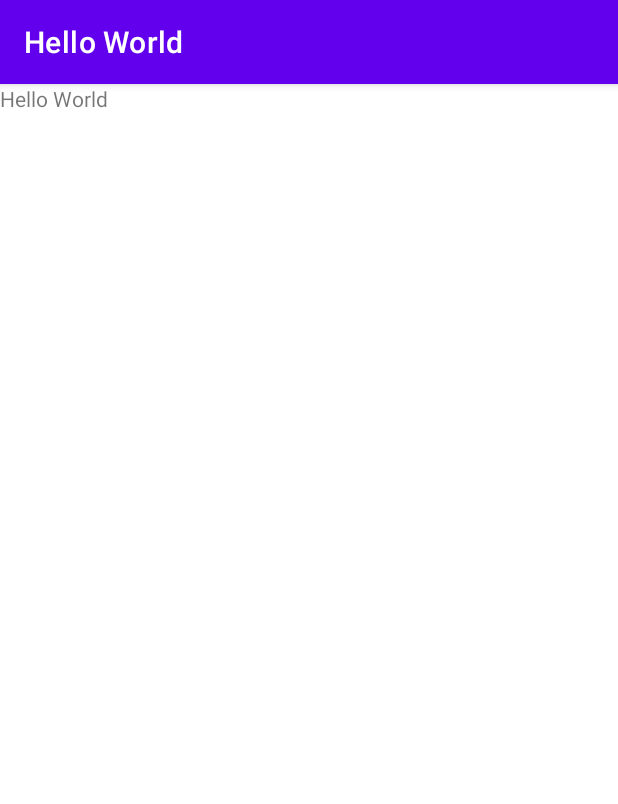
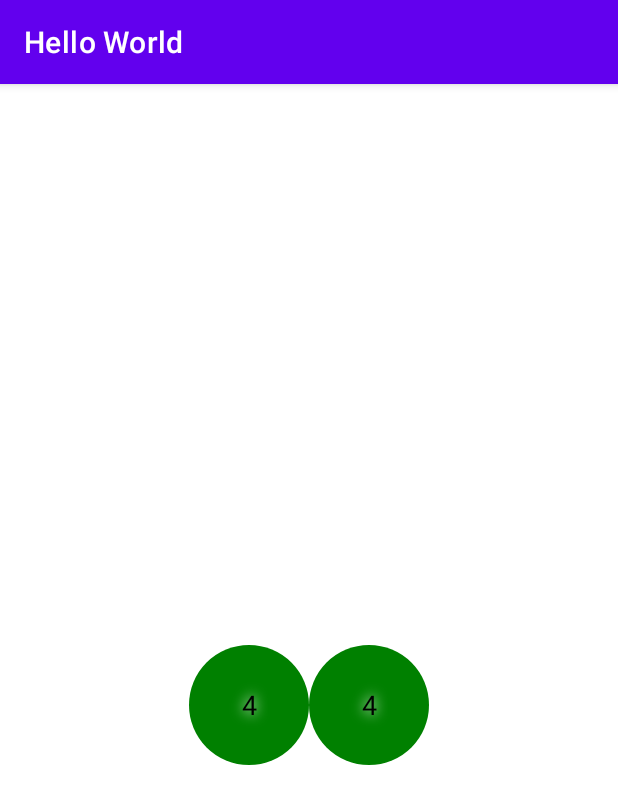
Before and after one commit to MateuszMatyska/androidHelloWorld, an Android app: the Details screen opened through its navigation route, on a phone screen of 412 x 824 dp. Shown: the top 804 px of the screen. Run offline under Robolectric (Android 15) with nearby library versions, the phone set to English and light mode, and no system bars; 4 statements that could not run were skipped.

```diff
--- a/app/build.gradle
+++ b/app/build.gradle
@@ -46,4 +46,7 @@ dependencies {
     testImplementation 'junit:junit:4.+'
     androidTestImplementation 'androidx.test.ext:junit:1.1.2'
     androidTestImplementation 'androidx.test.espresso:espresso-core:3.3.0'
+
+    implementation 'com.squareup.retrofit2:retrofit:2.7.2'
+    implementation 'com.squareup.retrofit2:converter-gson:2.7.2'
 }
--- a/app/src/main/AndroidManifest.xml
+++ b/app/src/main/AndroidManifest.xml
@@ -1,6 +1,8 @@
 <?xml version="1.0" encoding="utf-8"?>
 <manifest xmlns:android="http://schemas.android.com/apk/res/android"
     package="com.example.helloworld">
+
+    <uses-permission android:name="android.permission.INTERNET" />
 
     <application
         android:allowBackup="true"
--- /dev/null
+++ b/app/src/main/java/com/example/helloworld/ApiClient.java
@@ -0,0 +1,27 @@
+package com.example.helloworld;
+
+import retrofit2.Retrofit;
+import retrofit2.converter.gson.GsonConverterFactory;
+
+public class ApiClient {
+    private static ApiClient instance = null;
+    private ApiConnection myApi;
+
+    private ApiClient() {
+        Retrofit retrofit = new Retrofit.Builder().baseUrl(ApiConnection.BASE_URL)
+                .addConverterFactory(GsonConverterFactory.create())
+                .build();
+        myApi = retrofit.create(ApiConnection.class);
+    }
+
+    public static synchronized ApiClient getInstance() {
+        if (instance == null) {
+            instance = new ApiClient();
+        }
+        return instance;
+    }
+
+    public ApiConnection getMyApi() {
+        return myApi;
+    }
+}
--- /dev/null
+++ b/app/src/main/java/com/example/helloworld/ApiConnection.java
@@ -0,0 +1,17 @@
+package com.example.helloworld;
+
+import java.util.List;
+
+import retrofit2.Call;
+import retrofit2.http.GET;
+import retrofit2.http.Query;
+
+public interface ApiConnection {
+    String BASE_URL = "https://danepubliczne.imgw.pl/api/data/";
+
+    @GET("synop")
+    Call<List<City>> getCities();
+
+    @GET("synop/id")
+    Call<Weather> getWeather(@Query("id") int id);
+}
--- a/app/src/main/java/com/example/helloworld/CityAdapter.java
+++ b/app/src/main/java/com/example/helloworld/CityAdapter.java
@@ -36,6 +36,7 @@ public class CityAdapter extends ArrayAdapter<City> {
             public void onClick(View v) {
                 Bundle bundle = new Bundle();
                 bundle.putString("city", city.getName());
+                bundle.putString("id", String.valueOf(city.getId()));
                 Navigation.findNavController(v).navigate(R.id.nav_to_details,bundle);
             }
         });
--- a/app/src/main/java/com/example/helloworld/MyLocation.java
+++ b/app/src/main/java/com/example/helloworld/MyLocation.java
@@ -13,10 +13,18 @@ import android.view.View;
 import android.view.ViewGroup;
 import android.widget.ArrayAdapter;
 import android.widget.ListView;
+import android.widget.Toast;
 
 import com.google.android.material.floatingactionbutton.FloatingActionButton;
 
+import org.json.JSONObject;
+
 import java.util.ArrayList;
+import java.util.List;
+
+import retrofit2.Call;
+import retrofit2.Callback;
+import retrofit2.Response;
 
 /**
  * A simple {@link Fragment} subclass.
@@ -46,6 +54,9 @@ public class MyLocation extends Fragment {
     public View onCreateView(LayoutInflater inflater, ViewGroup container,
                              Bundle savedInstanceState) {
         View view = inflater.inflate(R.layout.fragment_my_location, container, false);
+        if(cities.isEmpty() == true){
+            fetchData(view);
+        }
         fillCityList(view);
         onFabButtonClick(view);
         return view;
@@ -53,9 +64,6 @@ public class MyLocation extends Fragment {
 
     private void fillCityList(View view) {
         ListView list = view.findViewById(R.id.CityList);
-
-        cities.add(new City("Krakow"));
-        cities.add(new City("Warszawa"));
 
         CityAdapter adapter = new CityAdapter(view.getContext(), cities);
 
@@ -75,10 +83,10 @@ public class MyLocation extends Fragment {
 
     private void onCreateDialog(View view) {
         ArrayList<City> allCities = new ArrayList<City>();
-        allCities.add(new City("Krakow"));
-        allCities.add(new City("Warszawa"));
-        allCities.add(new City("Katowice"));
-        allCities.add(new City("Wrocław"));
+        allCities.add(new City(1,"Krakow"));
+        allCities.add(new City(2,"Warszawa"));
+        allCities.add(new City(3,"Katowice"));
+        allCities.add(new City(4,"Wrocław"));
 
         final CharSequence[] citiesSet = { "Krakow","Warszawa","Katowice","Wrocław" };
 
@@ -99,7 +107,27 @@ public class MyLocation extends Fragment {
 
     private void refreshCityList(View view) {
         ListView list = view.findViewById(R.id.CityList);
-        CityAdapter adapter = new CityAdapter(view.getContext(), this.cities);
+        CityAdapter adapter = new CityAdapter(view.getContext(), cities);
         list.setAdapter(adapter);
     }
+
+    private void fetchData(View view) {
+        Call<List<City>> call = ApiClient.getInstance().getMyApi().getCities();
+        call.enqueue(new Callback<List<City>>() {
+            @Override
+            public void onResponse(Call<List<City>> call, Response<List<City>> response) {
+                List<City> cityList = response.body();
+
+                for (int i = 0; i < cityList.size(); i++) {
+                    cities.add(cityList.get(i));
+                }
+                refreshCityList(view);
+            }
+
+            @Override
+            public void onFailure(Call<List<City>> call, Throwable t) {
+                Toast.makeText(getActivity(), t.getMessage(), Toast.LENGTH_SHORT).show();
+            }
+        });
+    }
 }
--- /dev/null
+++ b/app/src/main/res/drawable/circle.xml
@@ -0,0 +1,7 @@
+<?xml version="1.0" encoding="utf-8"?>
+<shape xmlns:android="http://schemas.android.com/apk/res/android"
+    android:shape="oval" >
+
+    <solid android:color="#008000" />
+
+</shape>
--- a/app/src/main/res/layout/fragment_details.xml
+++ b/app/src/main/res/layout/fragment_details.xml
@@ -5,11 +5,53 @@
     android:layout_height="match_parent"
     tools:context=".Details">
 
-    <!-- TODO: Update blank fragment layout -->
+    <LinearLayout
+        android:layout_width="match_parent"
+        android:layout_height="match_parent"
+        android:orientation="vertical"
+        android:gravity="center" >
+
     <TextView
         android:id="@+id/Title"
-        android:layout_width="match_parent"
-        android:layout_height="match_parent"
-        android:text="@string/app_name" />
+        android:layout_width="wrap_content"
+        android:layout_height="wrap_content"
+        android:layout_marginBottom="20dp"
+        android:textSize="30dp" />
 
+    <LinearLayout
+        android:layout_width="wrap_content"
+        android:layout_height="wrap_content"
+        android:orientation="horizontal"
+        android:gravity="center"
+        >
+
+        <TextView
+            android:id="@+id/temperature"
+            android:layout_width="80dp"
+            android:layout_height="80dp"
+            android:layout_gravity="center"
+            android:background="@drawable/circle"
+            android:gravity="center"
+            android:shadowColor="@android:color/white"
+            android:shadowRadius="10.0"
+            android:text="4"
+            android:textColor="@android:color/black"
+            android:textSize="18sp" />
+
+        <TextView
+            android:id="@+id/fall"
+            android:layout_width="80dp"
+            android:layout_height="80dp"
+            android:layout_gravity="center"
+            android:background="@drawable/circle"
+            android:gravity="center"
+            android:shadowColor="@android:color/white"
+            android:shadowRadius="10.0"
+            android:text="4"
+            android:textColor="@android:color/black"
+            android:textSize="18sp" />
+
+    </LinearLayout>
+
+    </LinearLayout>
 </FrameLayout>
```
Also changed, not shown: app/src/main/java/com/example/helloworld/City.java (+16 -1 lines), app/src/main/java/com/example/helloworld/Details.java (+36 -0 lines), app/src/main/java/com/example/helloworld/Weather.java (added, +28 -0 lines).
